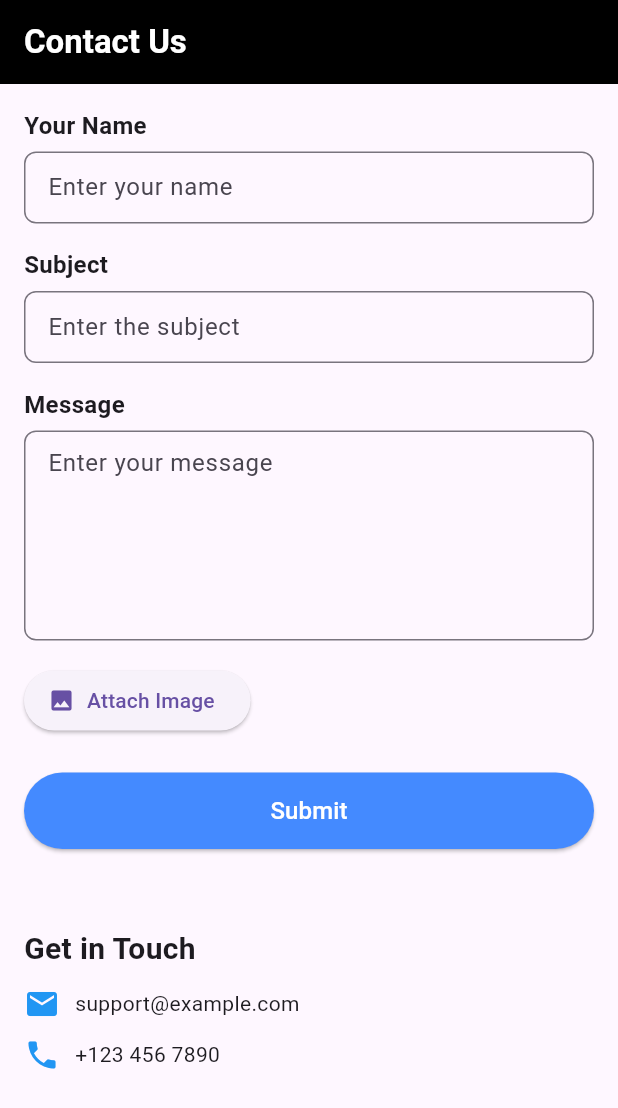
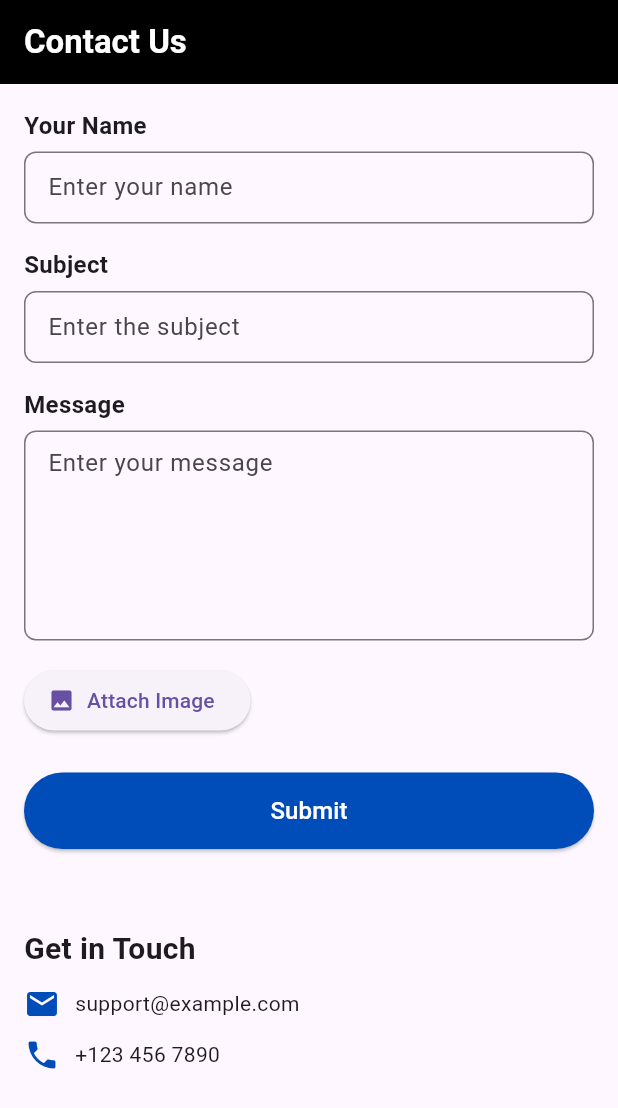
Before and after one commit to thanujaDev26/MOSQGUARD, a Flutter app: the Contactus screen opened directly, on a phone screen of 412 x 824 dp. Shown: the top 1108 px of the screen. Run offline on Flutter 3.47's test engine with Material 3 defaults, Android fonts, the phone set to English and light mode, and no system bars; our stand-ins replace firebase_auth, firebase_core, geolocator, google_maps_flutter, google_sign_in, image_picker and 1 more; accounts and stored records are empty; project files that could hold a hidden picture were left out.

Commit message:
colou changed to dashboard blue

```diff
--- a/lib/pages/AboutUs/AboutUs_Body.dart
+++ b/lib/pages/AboutUs/AboutUs_Body.dart
@@ -135,7 +135,7 @@ class AboutUsPage extends StatelessWidget {
           children: [
             Row(
               children: [
-                Icon(icon, color: Colors.blueAccent, size: 28),
+                Icon(icon, color: Color(0xFF004DB9), size: 28),
                 const SizedBox(width: 10),
                 Text(
                   title,
@@ -171,7 +171,7 @@ class AboutUsPage extends StatelessWidget {
       color: isDarkMode ? Colors.black : Colors.white,
       shadowColor: Colors.black26,
       child: ListTile(
-        leading: Icon(icon, color: Colors.blueAccent, size: 32),
+        leading: Icon(icon, color: Color(0xFF004DB9), size: 32),
         title: Text(
           title,
           style: TextStyle(fontWeight: FontWeight.bold, color: isDarkMode ? Colors.white : Colors.black),
--- a/lib/pages/ContactUs/ContactUs_Body.dart
+++ b/lib/pages/ContactUs/ContactUs_Body.dart
@@ -20,7 +20,7 @@ class ContactUsBody extends StatelessWidget {
           const SizedBox(height: 10),
           Row(
             children: const [
-              Icon(Icons.email, color: Colors.blue),
+              Icon(Icons.email, color: Color(0xFF004DB9)),
               SizedBox(width: 10),
               Text("support@example.com"),
             ],
@@ -28,7 +28,7 @@ class ContactUsBody extends StatelessWidget {
           const SizedBox(height: 10),
           Row(
             children: const [
-              Icon(Icons.phone, color: Colors.blue),
+              Icon(Icons.phone, color: Color(0xFF004DB9)),
               SizedBox(width: 10),
               Text("+123 456 7890"),
             ],
--- a/lib/pages/ContactUs/ContactUs_Form.dart
+++ b/lib/pages/ContactUs/ContactUs_Form.dart
@@ -76,7 +76,7 @@ class _ContactUsFormState extends State<ContactUsForm> {
                 onPressed: _submitForm,
                 style: ElevatedButton.styleFrom(
                   padding: const EdgeInsets.symmetric(vertical: 14),
-                  backgroundColor: Colors.blueAccent,
+                  backgroundColor: Color(0xFF004DB9),
                 ),
                 child: const Text(
                   "Submit",
```
Also changed, not shown: lib/pages/profile/Profile_Body.dart (+5 -5 lines).
